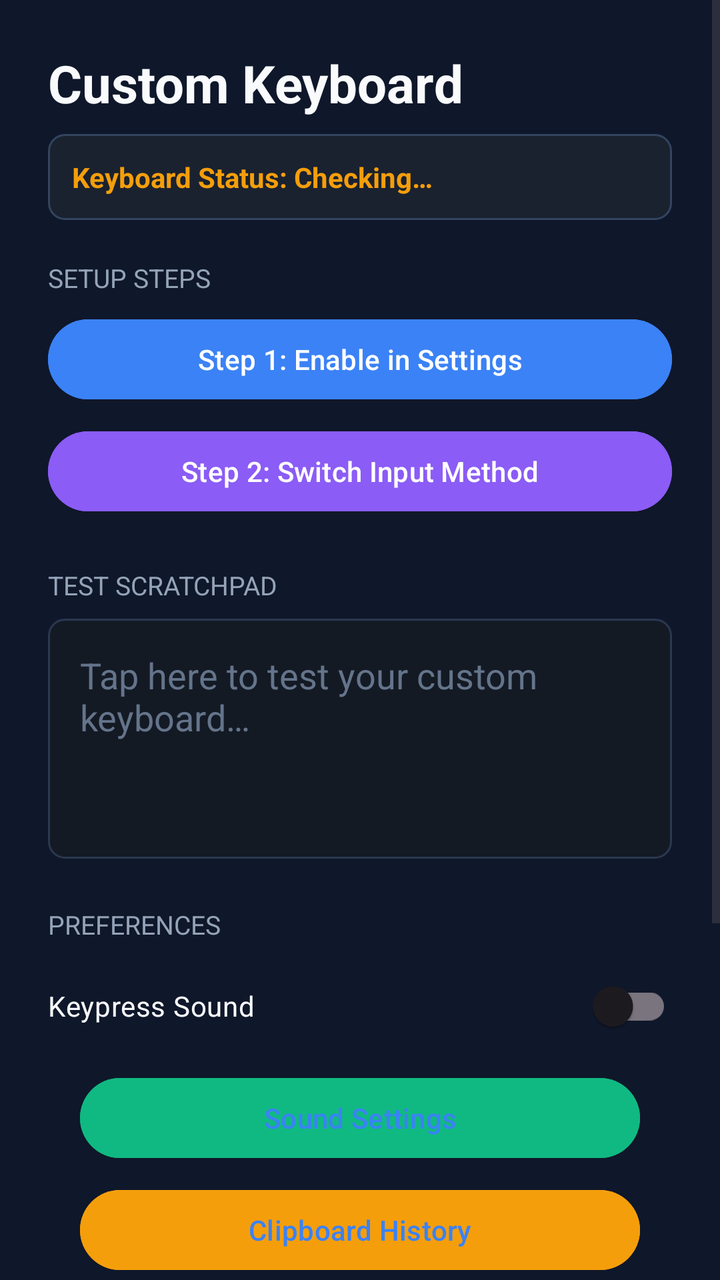
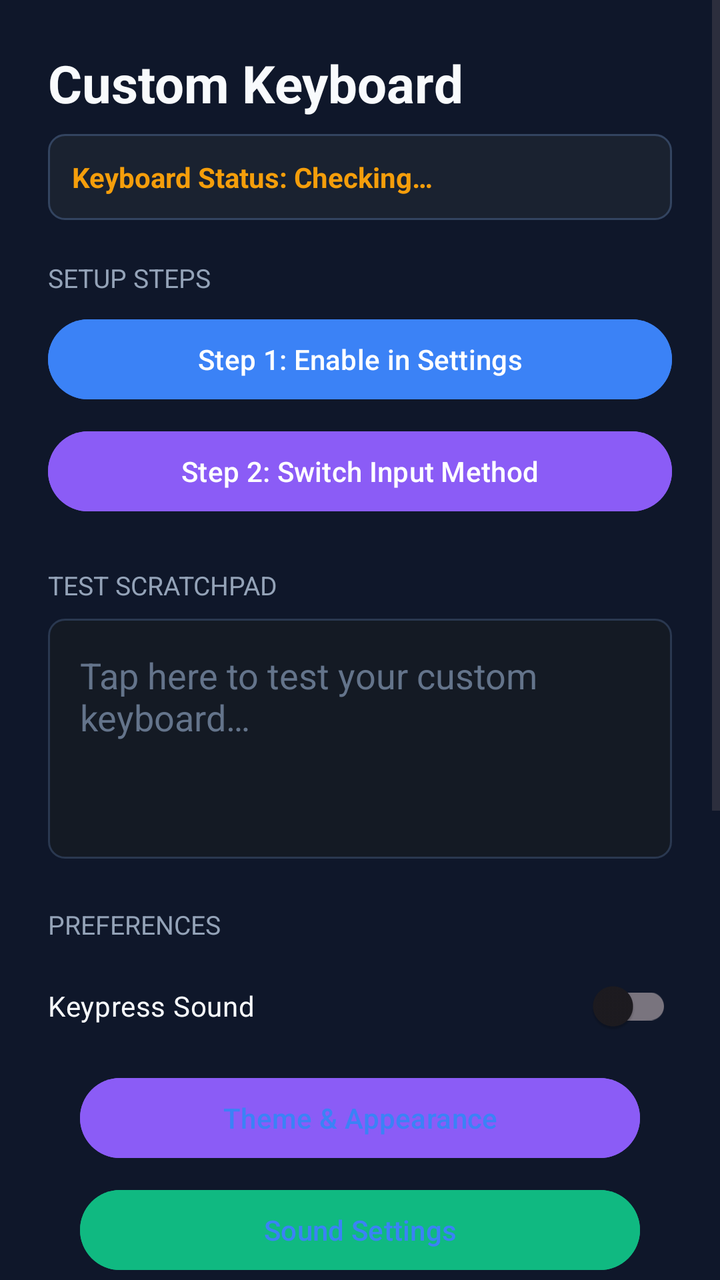

Screens rendered from an Android XML layout before and after an edit, with the pre-edit source and the edit as a unified diff.
<!-- AndroidManifest.xml: application theme Theme.CustomKeyboard -->
<!-- res/layout/activity_main.xml -->
<?xml version="1.0" encoding="utf-8"?>
<ScrollView xmlns:android="http://schemas.android.com/apk/res/android"
    xmlns:app="http://schemas.android.com/apk/res-auto"
    android:layout_width="match_parent"
    android:layout_height="match_parent"
    android:fillViewport="true">

    <LinearLayout
        android:layout_width="match_parent"
        android:layout_height="wrap_content"
        android:orientation="vertical"
        android:padding="24dp">

        <TextView
            android:layout_width="wrap_content"
            android:layout_height="wrap_content"
            android:text="@string/app_name"
            android:textColor="@color/text_primary"
            android:textSize="26sp"
            android:textStyle="bold" />

        <TextView
            android:id="@+id/tv_ime_status"
            android:layout_width="match_parent"
            android:layout_height="wrap_content"
            android:layout_marginTop="8dp"
            android:padding="12dp"
            android:background="@drawable/bg_status_card"
            android:text="@string/ime_status_checking"
            android:textColor="@color/accent_orange"
            android:textSize="14sp"
            android:textStyle="bold" />

        <TextView
            android:layout_width="wrap_content"
            android:layout_height="wrap_content"
            android:layout_marginTop="20dp"
            android:text="@string/setup_steps"
            android:textColor="@color/text_secondary"
            android:textSize="13sp"
            android:textAllCaps="true" />

        <TextView
            android:id="@+id/tv_crash_report"
            android:layout_width="match_parent"
            android:layout_height="wrap_content"
            android:layout_marginTop="12dp"
            android:padding="10dp"
            android:background="@color/crash_bg"
            android:textColor="@color/text_primary"
            android:textSize="11sp"
            android:visibility="gone"
            android:textIsSelectable="true" />

        <Button
            android:id="@+id/btn_clear_crash"
            android:layout_width="wrap_content"
            android:layout_height="wrap_content"
            android:layout_marginTop="4dp"
            android:text="@string/clear_crash_report"
            android:textSize="12sp"
            android:backgroundTint="@color/accent_orange"
            android:visibility="gone" />

        <Button
            android:id="@+id/btn_enable_keyboard"
            android:layout_width="match_parent"
            android:layout_height="wrap_content"
            android:layout_marginTop="8dp"
            android:text="@string/step1_enable"
            android:backgroundTint="@color/accent_blue" />

        <Button
            android:id="@+id/btn_select_keyboard"
            android:layout_width="match_parent"
            android:layout_height="wrap_content"
            android:layout_marginTop="8dp"
            android:text="@string/step2_switch"
            android:backgroundTint="@color/accent_purple" />

        <TextView
            android:layout_width="wrap_content"
            android:layout_height="wrap_content"
            android:layout_marginTop="24dp"
            android:text="@string/test_scratchpad"
            android:textColor="@color/text_secondary"
            android:textSize="13sp"
            android:textAllCaps="true" />

        <EditText
            android:id="@+id/edit_test_input"
            android:layout_width="match_parent"
            android:layout_height="120dp"
            android:layout_marginTop="8dp"
            android:autofillHints="text"
            android:background="@drawable/bg_edit_text"
            android:gravity="top|start"
            android:hint="@string/edit_hint"
            android:inputType="textMultiLine"
            android:padding="16dp"
            android:textColor="@color/text_primary"
            android:textColorHint="@color/text_hint" />

        <TextView
            android:layout_width="wrap_content"
            android:layout_height="wrap_content"
            android:layout_marginTop="24dp"
            android:text="@string/preferences"
            android:textColor="@color/text_secondary"
            android:textSize="13sp"
            android:textAllCaps="true" />

        <com.google.android.material.switchmaterial.SwitchMaterial
            android:id="@+id/switch_sound"
            android:layout_width="match_parent"
            android:layout_height="wrap_content"
            android:layout_marginTop="8dp"
            android:text="@string/keypress_sound"
            android:textColor="@color/text_primary" />

        <Button
            android:id="@+id/btn_sound_settings"
            android:layout_width="match_parent"
            android:layout_height="wrap_content"
            android:layout_marginTop="8dp"
            android:layout_marginStart="16dp"
            android:layout_marginEnd="16dp"
            android:text="Sound Settings"
            android:backgroundTint="@color/accent_green"
            style="?android:attr/buttonBarButtonStyle" />

        <Button
            android:id="@+id/btn_clipboard_history"
            android:layout_width="match_parent"
            android:layout_height="wrap_content"
            android:layout_marginTop="8dp"
            android:layout_marginStart="16dp"
            android:layout_marginEnd="16dp"
            android:text="Clipboard History"
            android:backgroundTint="@color/accent_orange"
            style="?android:attr/buttonBarButtonStyle" />

        <Button
            android:id="@+id/btn_one_handed_mode"
            android:layout_width="match_parent"
            android:layout_height="wrap_content"
            android:layout_marginTop="8dp"
            android:layout_marginStart="16dp"
            android:layout_marginEnd="16dp"
            android:text="One-Handed Mode"
            android:backgroundTint="@color/accent_purple"
            style="?android:attr/buttonBarButtonStyle" />

        <Button
            android:id="@+id/btn_number_pad"
            android:layout_width="match_parent"
            android:layout_height="wrap_content"
            android:layout_marginTop="8dp"
            android:layout_marginStart="16dp"
            android:layout_marginEnd="16dp"
            android:text="Number Pad"
            android:backgroundTint="@color/accent_blue"
            style="?android:attr/buttonBarButtonStyle" />

        <com.google.android.material.switchmaterial.SwitchMaterial
            android:id="@+id/switch_vibrate"
            android:layout_width="match_parent"
            android:layout_height="wrap_content"
            android:layout_marginTop="8dp"
            android:text="@string/haptic_vibration"
            android:textColor="@color/text_primary" />

        <com.google.android.material.switchmaterial.SwitchMaterial
            android:id="@+id/switch_popup"
            android:layout_width="match_parent"
            android:layout_height="wrap_content"
            android:layout_marginTop="8dp"
            android:text="@string/key_popup_preview"
            android:textColor="@color/text_primary" />

    </LinearLayout>
</ScrollView>
<!-- resources referenced by this layout -->
<resources>
  <color name="accent_blue">#3B82F6</color>
  <color name="accent_green">#10B981</color>
  <color name="accent_orange">#F59E0B</color>
  <color name="accent_purple">#8B5CF6</color>
  <color name="crash_bg">#7F1D1D</color>
  <color name="text_hint">#64748B</color>
  <color name="text_primary">#F8FAFC</color>
  <color name="text_secondary">#94A3B8</color>
  <!-- drawable bg_edit_text (drawable) -->
  <?xml version="1.0" encoding="utf-8"?>
  <shape xmlns:android="http://schemas.android.com/apk/res/android"
      android:shape="rectangle">
      <solid android:color="#141A24" />
      <corners android:radius="8dp" />
      <stroke android:width="1dp" android:color="#2A3850" />
  </shape>
  <!-- drawable bg_status_card (drawable) -->
  <?xml version="1.0" encoding="utf-8"?>
  <shape xmlns:android="http://schemas.android.com/apk/res/android"
      android:shape="rectangle">
      <solid android:color="#1A2230" />
      <corners android:radius="8dp" />
      <stroke android:width="1dp" android:color="#334460" />
  </shape>
  <string name="app_name">Custom Keyboard</string>
  <string name="clear_crash_report">Clear crash report</string>
  <string name="edit_hint">Tap here to test your custom keyboard…</string>
  <string name="haptic_vibration">Haptic Vibration</string>
  <string name="ime_status_checking">Keyboard Status: Checking…</string>
  <string name="key_popup_preview">Key Popup Preview</string>
  <string name="keypress_sound">Keypress Sound</string>
  <string name="preferences">Preferences</string>
  <string name="setup_steps">Setup Steps</string>
  <string name="step1_enable">Step 1: Enable in Settings</string>
  <string name="step2_switch">Step 2: Switch Input Method</string>
  <string name="test_scratchpad">Test Scratchpad</string>
  <style name="Theme.CustomKeyboard" parent="Theme.Material3.DayNight.NoActionBar">
          <item name="colorPrimary">@color/accent_blue</item>
          <item name="android:windowBackground">@color/bg_dark</item>
          <item name="android:statusBarColor">@color/bg_dark</item>
      </style>
  <color name="bg_dark">#0F172A</color>
</resources>

<!-- the commit's change to res/layout/activity_main.xml (unified diff, before → after) -->
@@ -119,6 +119,17 @@
             android:textColor="@color/text_primary" />
 
         <Button
+            android:id="@+id/btn_theme_settings"
+            android:layout_width="match_parent"
+            android:layout_height="wrap_content"
+            android:layout_marginTop="8dp"
+            android:layout_marginStart="16dp"
+            android:layout_marginEnd="16dp"
+            android:text="Theme &amp; Appearance"
+            android:backgroundTint="@color/accent_purple"
+            style="?android:attr/buttonBarButtonStyle" />
+
+        <Button
             android:id="@+id/btn_sound_settings"
             android:layout_width="match_parent"
             android:layout_height="wrap_content"
@@ -178,5 +189,23 @@
             android:text="@string/key_popup_preview"
             android:textColor="@color/text_primary" />
 
+        <TextView
+            android:layout_width="wrap_content"
+            android:layout_height="wrap_content"
+            android:layout_marginTop="24dp"
+            android:text="Keyboard Height (%)"
+            android:textColor="@color/text_secondary"
+            android:textSize="13sp"
+            android:textAllCaps="true" />
+
+        <SeekBar
+            android:id="@+id/seek_keyboard_height"
+            android:layout_width="match_parent"
+            android:layout_height="wrap_content"
+            android:layout_marginTop="8dp"
+            android:max="80"
+            android:progress="30" />
+
+
     </LinearLayout>
 </ScrollView>
